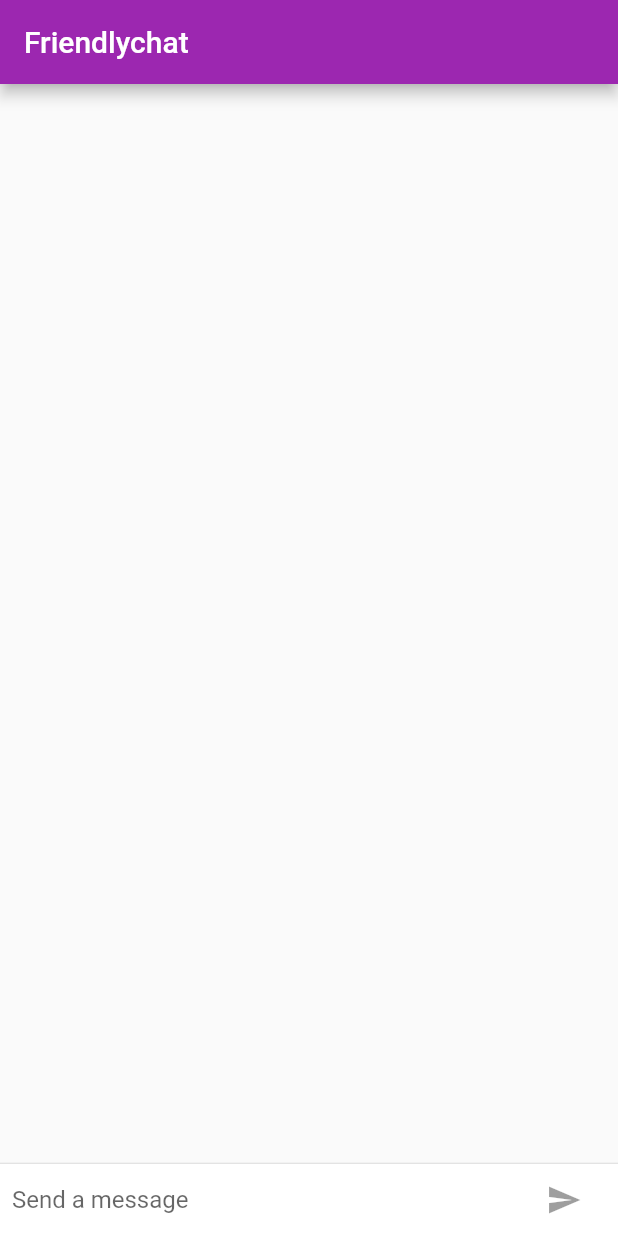
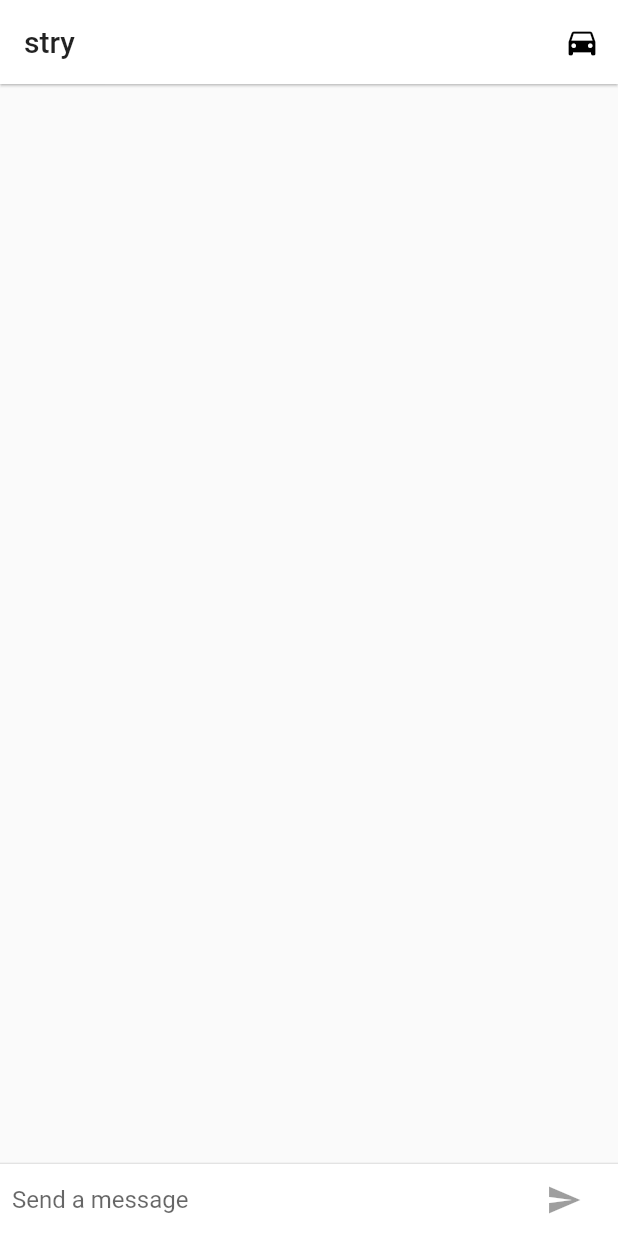
Before and after one commit to reyhanjav/story_app, a Flutter app: the screen it shows after launch, on a phone screen of 412 x 824 dp. Run offline on Flutter 3.47's test engine with Material 2 defaults, Android fonts, the phone set to English and light mode, and no system bars.

Commit message:
first commit

```diff
--- a/lib/main.dart
+++ b/lib/main.dart
@@ -1,31 +1,19 @@
-// Replace the code in main.dart with the following.
-
 import 'package:flutter/material.dart';
-import 'package:flutter/cupertino.dart';
 import 'package:flutter/foundation.dart';
 
 void main() {
-  runApp(new FriendlychatApp());
+  runApp(new StryApp());
 }
-final ThemeData kIOSTheme = new ThemeData(
-  primarySwatch: Colors.orange,
-  primaryColor: Colors.grey[100],
-  primaryColorBrightness: Brightness.light,
-);
 
-final ThemeData kDefaultTheme = new ThemeData(
-  primarySwatch: Colors.purple,
-  accentColor: Colors.orangeAccent[400],
-);
-
-class FriendlychatApp extends StatelessWidget {
+class StryApp extends StatelessWidget {
   @override
   Widget build(BuildContext context) {
     return new MaterialApp(
-      title: "Friendlychat",
-      theme: defaultTargetPlatform == TargetPlatform.iOS         //new
-        ? kIOSTheme                                              //new
-        : kDefaultTheme,                                         //new
+      title: "stry",
+      theme: new ThemeData(
+        primaryColor: Colors.white,
+        accentColor: Colors.indigoAccent[400],
+      ),                                        //new
       home: new ChatScreen(),
     );
   }
@@ -48,9 +36,18 @@ class ChatScreenState extends State<ChatScreen> with TickerProviderStateMixin {
   Widget build(BuildContext context) {
   return new Scaffold(
     appBar: new AppBar(
-        title: new Text("Friendlychat"),
-        elevation:
-            Theme.of(context).platform == TargetPlatform.iOS ? 0.0 : 4.0),
+        title: new Text("stry"),
+        elevation: 0.7,
+        actions: <Widget>[
+            // action button
+            new IconButton(
+              icon: new Icon(Icons.directions_car),
+              onPressed: () {
+              },
+            ),
+        ],
+        ),
+
     body: new Container(                                             //modified
         child: new Column(                                           //modified
           children: <Widget>[
@@ -109,12 +106,7 @@ void dispose() {                                                   //new
           ),
           new Container(
    margin: new EdgeInsets.symmetric(horizontal: 4.0),
-   child: Theme.of(context).platform == TargetPlatform.iOS ?  //modified
-   new CupertinoButton(                                       //new
-     child: new Text("Send"),                                 //new
-     onPressed: _isComposing                                  //new
-         ? () =>  _handleSubmitted(_textController.text)      //new
-         : null,) :                                           //new
+   child:                                            //new
    new IconButton(                                            //modified
        icon: new Icon(Icons.send),
        onPressed: _isComposing ?
```
